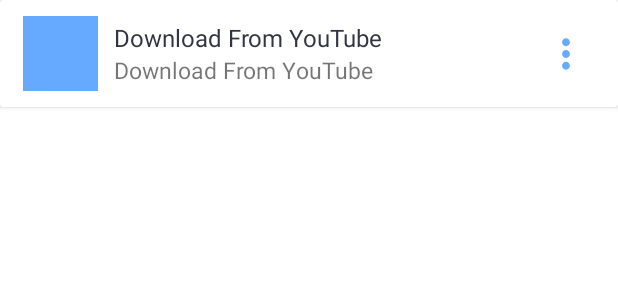
After one commit to lazyKT/MusiCloud-Android, an Android app: the layout song_item_view.xml on its own in the app's theme, with its tools: preview values and no code run, on a phone screen of 412 x 824 dp. The commit adds this screen. Shown: the top 300 px of the screen. Run offline under Robolectric (Android 15) with nearby library versions, the light colour scheme and no system bars.

Commit message:
Added Boiler Plate of Song Adapter.

```diff
--- a/app/src/main/java/com/example/musicloud/Utils.kt
+++ b/app/src/main/java/com/example/musicloud/Utils.kt
@@ -3,6 +3,8 @@
 import android.content.res.Resources
 import android.text.Html
 import android.text.Spanned
+import android.widget.TextView
+import androidx.recyclerview.widget.RecyclerView
 import com.example.musicloud.database.Song
 
 
--- a/app/src/main/java/com/example/musicloud/song/SongViewModel.kt
+++ b/app/src/main/java/com/example/musicloud/song/SongViewModel.kt
@@ -25,7 +25,7 @@
     application: Application): AndroidViewModel (application) {
 
     private val lastSong = MutableLiveData<Song> ()
-    private val songs = database.getAllSongs()
+    val songs = database.getAllSongs()
     val songsString = Transformations.map (songs) { songs ->
         formatSongs (songs, application.resources)
     }
--- /dev/null
+++ b/app/src/main/res/drawable/song_info_foreground.xml
@@ -0,0 +1,15 @@
+<vector xmlns:android="http://schemas.android.com/apk/res/android"
+    android:width="108dp"
+    android:height="108dp"
+    android:viewportWidth="108"
+    android:viewportHeight="108"
+    android:tint="#66AAFF">
+  <group android:scaleX="1.305"
+      android:scaleY="1.305"
+      android:translateX="38.34"
+      android:translateY="38.34">
+    <path
+        android:fillColor="@android:color/white"
+        android:pathData="M12,8c1.1,0 2,-0.9 2,-2s-0.9,-2 -2,-2 -2,0.9 -2,2 0.9,2 2,2zM12,10c-1.1,0 -2,0.9 -2,2s0.9,2 2,2 2,-0.9 2,-2 -0.9,-2 -2,-2zM12,16c-1.1,0 -2,0.9 -2,2s0.9,2 2,2 2,-0.9 2,-2 -0.9,-2 -2,-2z"/>
+  </group>
+</vector>
--- a/app/src/main/res/layout/home_fragment.xml
+++ b/app/src/main/res/layout/home_fragment.xml
@@ -14,9 +14,11 @@
         android:layout_height="match_parent">
 
         <androidx.recyclerview.widget.RecyclerView
+            android:id="@+id/song_list"
             android:layout_width="0dp"
             android:layout_height="0dp"
             app:layout_constraintStart_toStartOf="parent"
+            app:layout_constraintTop_toTopOf="parent"
             app:layout_constraintEnd_toEndOf="parent"
             app:layout_constraintBottom_toTopOf="@id/updateSong"
             />
--- /dev/null
+++ b/app/src/main/res/layout/song_item_view.xml
@@ -0,0 +1,65 @@
+<?xml version="1.0" encoding="utf-8"?>
+<androidx.cardview.widget.CardView
+    xmlns:android="http://schemas.android.com/apk/res/android"
+    android:layout_height="wrap_content"
+    android:layout_width="match_parent">
+
+    <LinearLayout
+        android:layout_width="match_parent"
+        android:layout_height="wrap_content"
+        android:orientation="horizontal"
+        android:gravity="center_vertical"
+        android:paddingHorizontal="10dp"
+        android:paddingVertical="5dp">
+
+        <ImageView
+            android:id="@+id/songThumbnail"
+            android:layout_width="50dp"
+            android:layout_height="50dp"
+            android:layout_margin="5dp"
+            android:background="@color/sky_blue"
+            android:contentDescription="@string/app_name"/>
+
+        <LinearLayout
+            android:layout_width="250dp"
+            android:layout_height="wrap_content"
+            android:orientation="vertical"
+            android:layout_margin="5dp">
+
+            <TextView
+                android:id="@+id/songNameTextView"
+                android:layout_width="wrap_content"
+                android:layout_height="wrap_content"
+                android:text="@string/download_from_youtube"
+                android:textColor="@color/black"
+                android:textSize="16sp"
+                />
+
+            <TextView
+                android:id="@+id/sourceTextView"
+                android:layout_width="wrap_content"
+                android:layout_height="wrap_content"
+                android:text="@string/download_from_youtube"
+                android:textSize="15sp"
+                />
+
+        </LinearLayout>
+
+        <View
+            android:layout_width="0dp"
+            android:layout_height="0dp"
+            android:layout_weight="1"/>
+
+        <ImageButton
+            android:id="@+id/songInfoButton"
+            android:layout_width="50dp"
+            android:layout_height="50dp"
+            android:src="@drawable/song_info_foreground"
+            android:background="@color/white"
+            android:contentDescription="@string/app_name"
+            />
+
+
+    </LinearLayout>
+
+</androidx.cardview.widget.CardView>
--- /dev/null
+++ b/app/src/main/res/mipmap-anydpi-v26/song_info.xml
@@ -0,0 +1,5 @@
+<?xml version="1.0" encoding="utf-8"?>
+<adaptive-icon xmlns:android="http://schemas.android.com/apk/res/android">
+    <background android:drawable="@color/song_info_background"/>
+    <foreground android:drawable="@drawable/song_info_foreground"/>
+</adaptive-icon>
--- /dev/null
+++ b/app/src/main/res/mipmap-anydpi-v26/song_info_round.xml
@@ -0,0 +1,5 @@
+<?xml version="1.0" encoding="utf-8"?>
+<adaptive-icon xmlns:android="http://schemas.android.com/apk/res/android">
+    <background android:drawable="@color/song_info_background"/>
+    <foreground android:drawable="@drawable/song_info_foreground"/>
+</adaptive-icon>
--- /dev/null
+++ b/app/src/main/res/values/song_info_background.xml
@@ -0,0 +1,4 @@
+<?xml version="1.0" encoding="utf-8"?>
+<resources>
+    <color name="song_info_background">#F2F2F2</color>
+</resources>
```
Also changed, not shown: app/src/main/java/com/example/musicloud/fragment/HomeFragment.kt (+15 -0 lines), app/src/main/java/com/example/musicloud/song/SongAdapter.kt (added, +45 -0 lines), app/src/main/res/layout/item_text_view.xml (added, +9 -0 lines), app/src/main/song_info-playstore.png (added).
